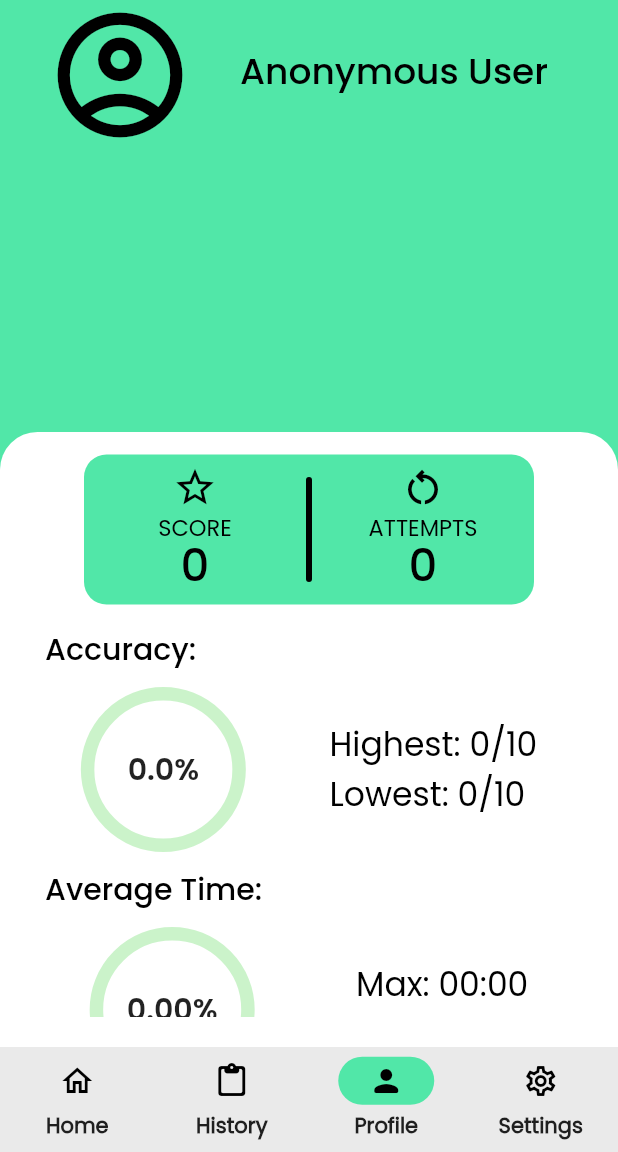
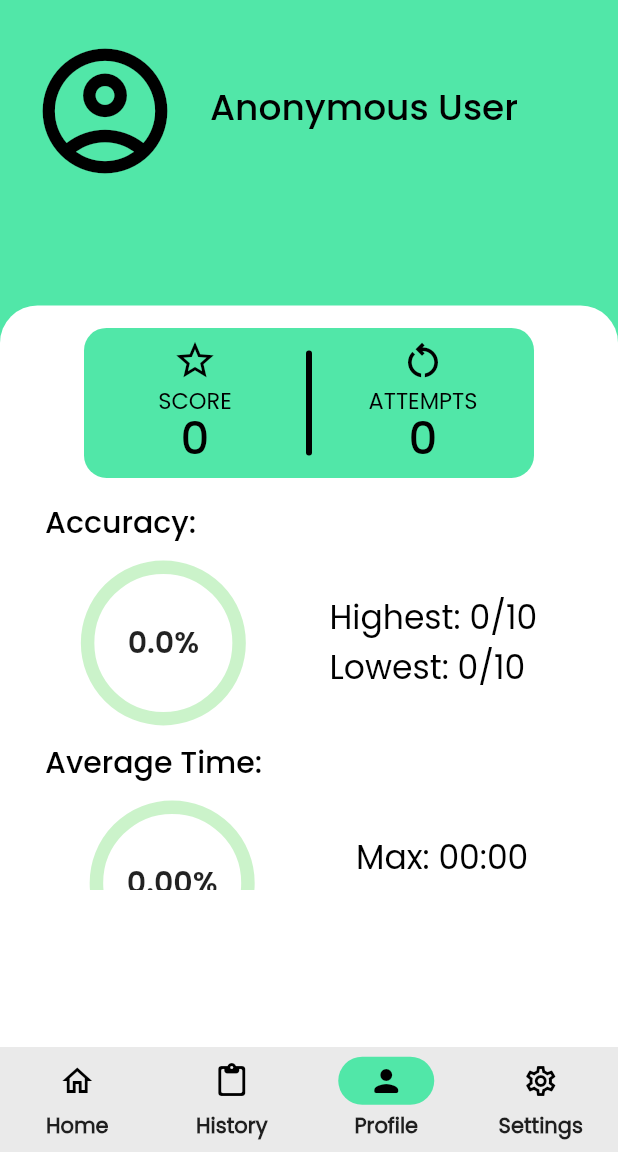
Before and after one commit to jelloalmoite/investor-quiz-app, a Flutter app: the screen it shows after launch, item 3 of the bottom bar chosen, on a phone screen of 412 x 824 dp, the part 84-1236 px from its top. Run offline on Flutter 3.47's test engine with Material 2 defaults, Android fonts, the phone set to English and light mode, and no system bars; drawn by our look-alikes of auto_size_text, percent_indicator; our stand-ins replace animated_splash_screen, assets_audio_player, flutter_switch, hive, hive_flutter, image_picker and 5 more; missing offline and left inert: launch_review; accounts and stored records are empty.

Commit message:
history & profile responsive design

```diff
--- a/lib/pages/profile.dart
+++ b/lib/pages/profile.dart
@@ -171,7 +171,8 @@ class _ProfilePageState extends State<ProfilePage> {
     }
   }
 
-  Widget category(String image, String title, Color color, VoidCallback func) {
+  Widget category(String image, String title, Color color, VoidCallback func,
+      double widthSize) {
     return Material(
       borderRadius: BorderRadius.circular(15),
       clipBehavior: Clip.antiAliasWithSaveLayer,
@@ -194,7 +195,7 @@ class _ProfilePageState extends State<ProfilePage> {
               ),
               const SizedBox(width: 12),
               SizedBox(
-                width: 200,
+                width: widthSize * 0.45,
                 child: AutoSizeText(
                   title,
                   maxLines: 3,
@@ -256,13 +257,14 @@ class _ProfilePageState extends State<ProfilePage> {
             mainAxisAlignment: MainAxisAlignment.spaceBetween,
             mainAxisSize: MainAxisSize.max,
             children: <Widget>[
-              Row(
+              Container(
+                height: size.height * 0.18,
+                child: Row(
                     crossAxisAlignment: CrossAxisAlignment.center,
                     mainAxisAlignment: MainAxisAlignment.start,
-                  mainAxisSize: MainAxisSize.min,
                     children: <Widget>[
                       Container(
-                      margin: const EdgeInsets.fromLTRB(30, 0, 30, 0),
+                        margin: const EdgeInsets.fromLTRB(20, 0, 20, 0),
                         height: 100,
                         width: 100,
                         child: image != null
@@ -274,7 +276,8 @@ class _ProfilePageState extends State<ProfilePage> {
                                 color: Colors.black,
                               ),
                       ),
-                    SizedBox(
+                      Container(
+                        margin: const EdgeInsets.fromLTRB(0, 0, 20, 0),
                         width: size.width * 0.6,
                         child: AutoSizeText(
                           name.toString(), //name
@@ -288,12 +291,11 @@ class _ProfilePageState extends State<ProfilePage> {
                         ),
                       ),
                     ]),
-              const SizedBox(height: 8.0),
-              const Padding(padding: EdgeInsets.all(6.0)),
+              ),
 
               //White Box
               Container(
-                height: 410,
+                height: size.height * 0.6, //410
                 padding: const EdgeInsets.fromLTRB(30, 15, 30, 15),
                 child: Column(
                   children: [
@@ -537,7 +539,8 @@ class _ProfilePageState extends State<ProfilePage> {
                                       nullToZero(pFc),
                                       nullToZero(pFw),
                                       nullToZero(pFss))
-                                }),
+                                },
+                            size.width),
                         const SizedBox(height: 10),
                         category(
                             "assets/images/investment_and_portfolio_management.png",
@@ -562,7 +565,8 @@ class _ProfilePageState extends State<ProfilePage> {
                                             Color.fromARGB(255, 170, 7, 7),
                                       ))
                                     }
-                                }),
+                                },
+                            size.width),
                         const SizedBox(height: 10),
                         category(
                             "assets/images/behavioral_finance.png",
@@ -584,7 +588,8 @@ class _ProfilePageState extends State<ProfilePage> {
                                             Color.fromARGB(255, 170, 7, 7),
                                       ))
                                     }
-                                }),
+                                },
+                            size.width),
                         const SizedBox(height: 10),
                         category(
                             "assets/images/capital_markets.png",
@@ -606,7 +611,8 @@ class _ProfilePageState extends State<ProfilePage> {
                                             Color.fromARGB(255, 170, 7, 7),
                                       ))
                                     }
-                                }),
+                                },
+                            size.width),
                       ]),
                     ),
                   ],
```
Also changed, not shown: lib/pages/history.dart (+20 -16 lines). Lines whose indentation alone changed are shown as unchanged.
